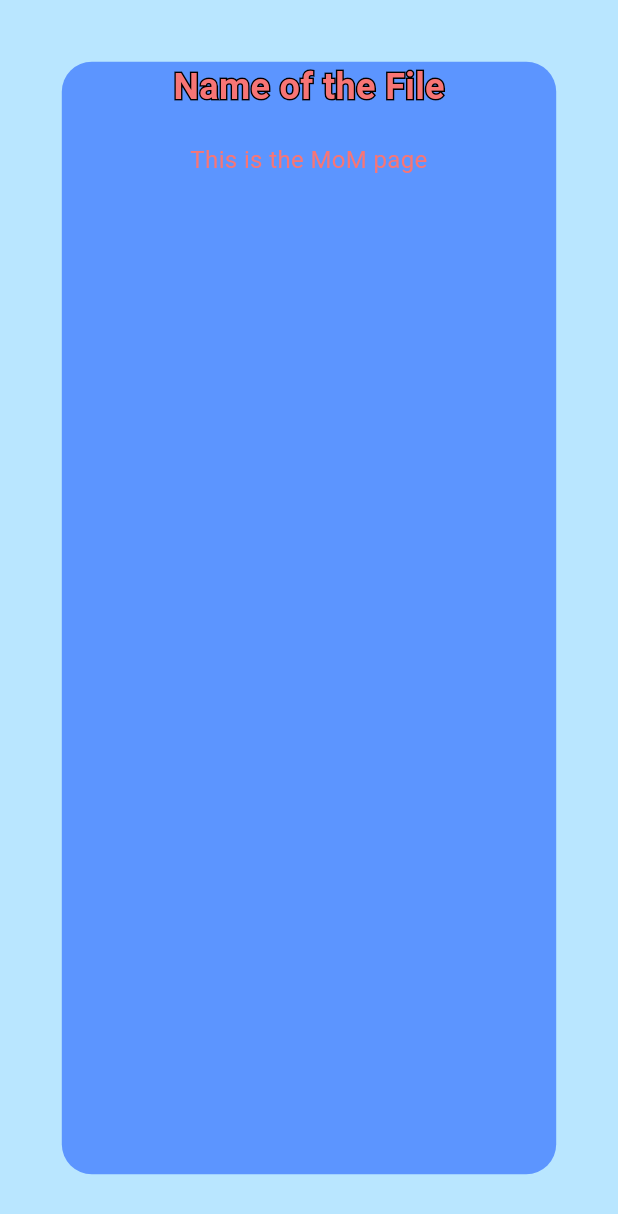
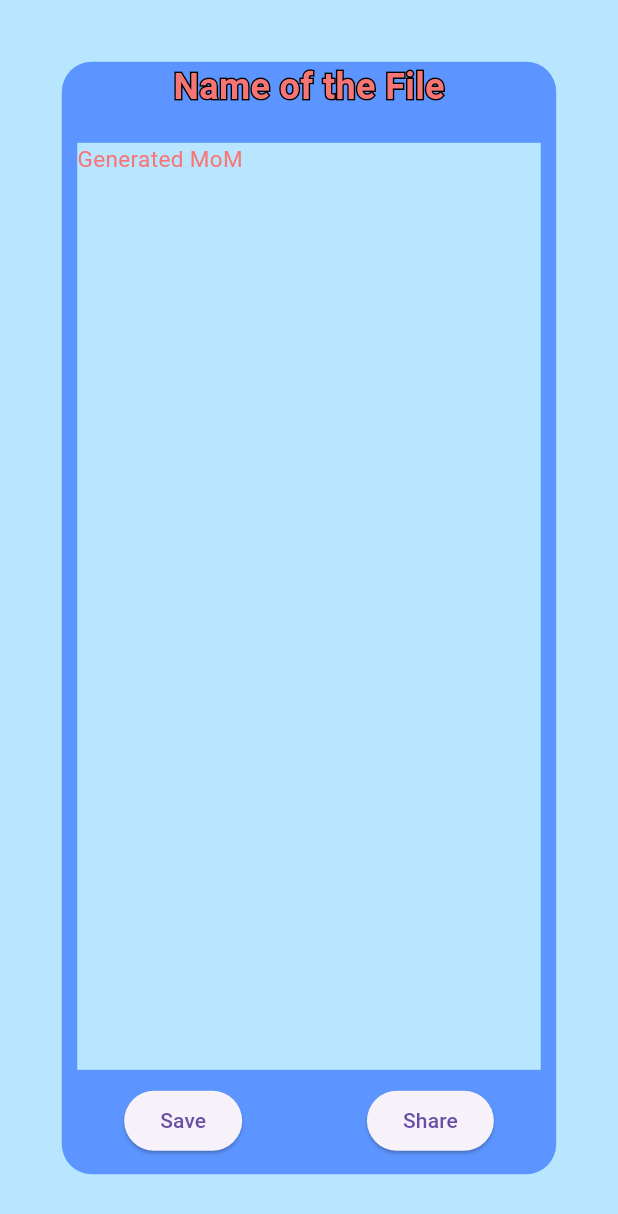
Before and after one commit to MKDev121/Smart_Meeting_Recorder, a Flutter app: the screen it shows after launch, on a phone screen of 412 x 824 dp. Shown: the top 1214 px of the screen. Run offline on Flutter 3.47's test engine with Material 3 defaults, Android fonts, the phone set to English and light mode, and no system bars.

Commit message:
Added scrollview text and added 2 buttons

```diff
--- a/smart_recorder/lib/Pages/MOMpage.dart
+++ b/smart_recorder/lib/Pages/MOMpage.dart
@@ -49,14 +49,41 @@ class MomPage extends StatelessWidget {
                 ],
               ),
               SizedBox(height: 20),
-              Text(
-                'This is the MoM page',
-                style: TextStyle(
-                  fontSize: 16,
-                  color: Color(0xffF87575),
+              Container(
+                height: screenHeight * 0.75,
+                width: screenWidth * 0.75,
+                decoration: BoxDecoration(
+                  color: Color(0xFFB9E6FF),
                 ),
-                textAlign: TextAlign.center,
+                child: SingleChildScrollView(
+                  child: Text(
+                    "Generated MoM",
+                    textAlign: TextAlign.start,
+                    style: TextStyle(
+                      fontSize: 15,
+                      color: Color(0xffF87575),
+                    ),
+                  ),
+                )
               ),
+              SizedBox(height: 10),
+              Row(
+                mainAxisAlignment: MainAxisAlignment.spaceAround,
+                children: [
+                  ElevatedButton(
+                    onPressed: () {
+                      // Add your action here
+                    },
+                    child: Text('Save'),
+                  ),
+                  ElevatedButton(
+                    onPressed: () {
+                      // Add your action here
+                    },
+                    child: Text('Share'),
+                  ),
+                ],
+              )
             ],
           ),
         ),
```
